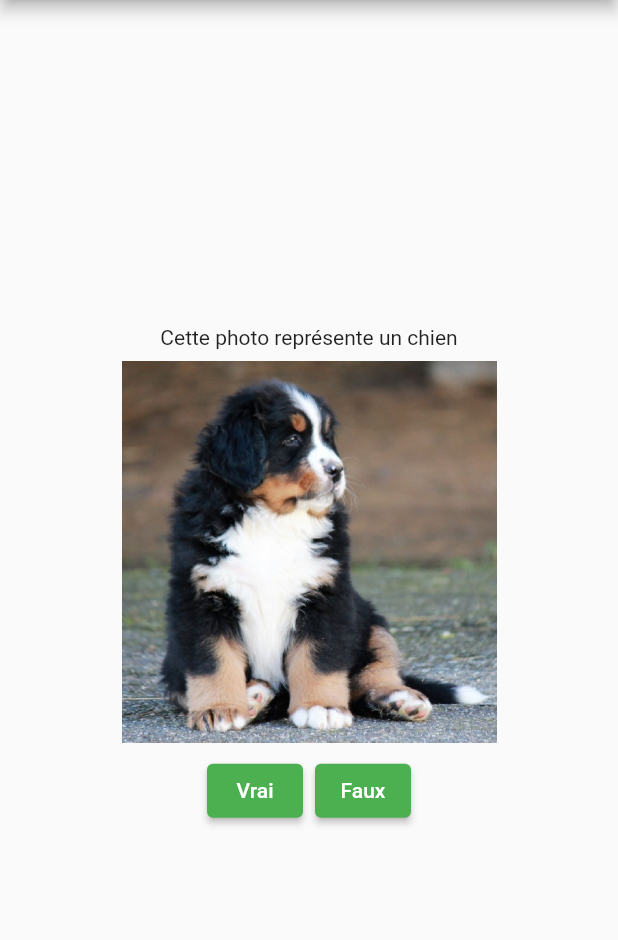
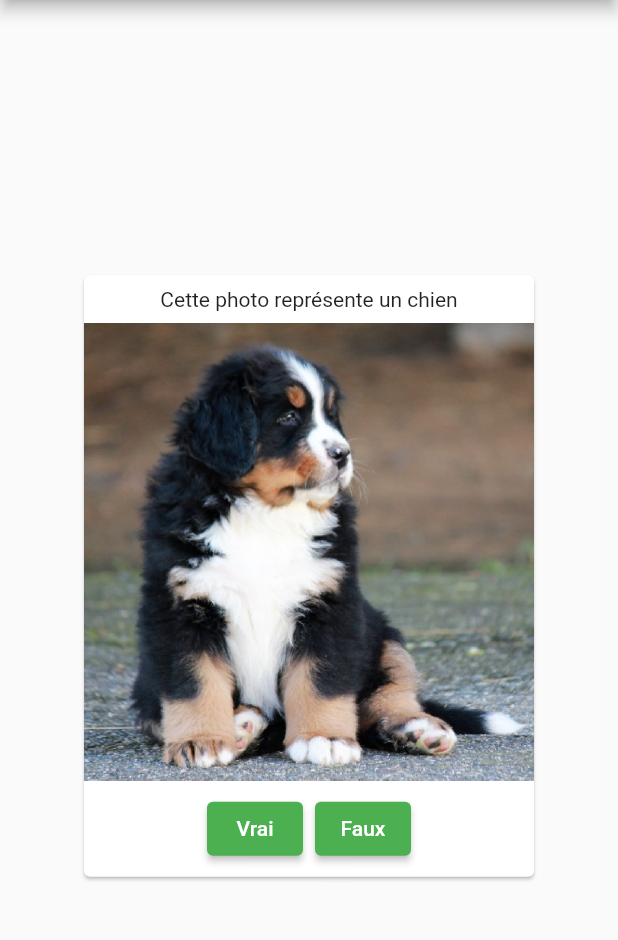
Before and after one commit to engel-arthur/flutter-tp1-interfaces-graphiques, a Flutter app: the QuizPage screen opened by its route, on a phone screen of 412 x 824 dp, the part 84-1024 px from its top. Run offline on Flutter 3.47's test engine with Material 2 defaults, Android fonts, the phone set to English and light mode, and no system bars; network calls fail.

Commit message:
Changement README, petites retouches, formatage du code

```diff
--- a/lib/quizz.dart
+++ b/lib/quizz.dart
@@ -9,15 +9,36 @@ class QuizPage extends StatefulWidget {
 
 class _QuizPageState extends State<QuizPage> {
   final questions = [
-    Question(urlImage : 'assets/images/doudou.jpg', questionText: "Cette photo représente un chien", isCorrect: true),
-    Question(urlImage : 'assets/images/algebra.jpg', questionText: "2+2 font 5", isCorrect: false),
-    Question(urlImage : 'assets/images/eiffel.jpeg', questionText: "Paris se situe en France", isCorrect: true)
+    Question(
+        urlImage: 'assets/images/doudou.jpg',
+        questionText: "Cette photo représente un chien",
+        isCorrect: true),
+    Question(
+        urlImage: 'assets/images/algebra.jpg',
+        questionText: "2+2 font 5",
+        isCorrect: false),
+    Question(
+        urlImage: 'assets/images/eiffel.jpeg',
+        questionText: "Paris se situe en France",
+        isCorrect: true)
   ];
   int questionIndex = 0;
   int score = 0;
 
+  @override
+  Widget build(BuildContext context) {
+    return Scaffold(
+        appBar: AppBar(title: const Text('Exemple')),
+        body: Column(
+          mainAxisAlignment: MainAxisAlignment.center,
+          children: [
+            getNextWidget(),
+          ],
+        ));
+  }
+
   void _onTrueFunction() {
-    if(questions[questionIndex].isCorrect) {
+    if (questions[questionIndex].isCorrect) {
       setState(() {
         score++;
       });
@@ -28,7 +49,7 @@ class _QuizPageState extends State<QuizPage> {
   }
 
   void _onFalseFunction() {
-    if(!questions[questionIndex].isCorrect) {
+    if (!questions[questionIndex].isCorrect) {
       setState(() {
         score++;
       });
@@ -39,29 +60,14 @@ class _QuizPageState extends State<QuizPage> {
   }
 
   Widget getNextWidget() {
-    if(questionIndex < questions.length) {
-      return QuestionBox(question: questions[questionIndex], onTrueFunction: _onTrueFunction, onFalseFunction: _onFalseFunction);
-    }
-    else {
+    if (questionIndex < questions.length) {
+      return QuestionBox(
+          question: questions[questionIndex],
+          onTrueFunction: _onTrueFunction,
+          onFalseFunction: _onFalseFunction);
+    } else {
       return Results(score: score);
     }
-  }
-  @override
-  Widget build(BuildContext context) {
-    return Scaffold(
-      appBar: AppBar(
-        title: const Text('Exemple')
-      ),
-      body: Padding(
-        padding: const EdgeInsets.all(8.0),
-        child: Column(
-          mainAxisAlignment: MainAxisAlignment.center,
-          children: [
-            getNextWidget(),
-          ],
-        ),
-      )
-    );
   }
 }
 
@@ -70,19 +76,32 @@ class QuestionBox extends StatelessWidget {
   final Function onTrueFunction;
   final Function onFalseFunction;
 
-  const QuestionBox({Key? key, required this.question, required this.onTrueFunction, required this.onFalseFunction}) : super(key: key);
+  const QuestionBox(
+      {Key? key,
+      required this.question,
+      required this.onTrueFunction,
+      required this.onFalseFunction})
+      : super(key: key);
 
   @override
   Widget build(BuildContext context) {
-    return Column(
+    return Center(
+      child: Row(
+        mainAxisSize: MainAxisSize.min,
         children: [
-        Padding(
-          padding: const EdgeInsets.all(8.0),
-          child: Text(question.questionText),
+          Card(
+            child: Column(
+              children: [
+                QuestionText(question: question),
+                Image.asset(question.urlImage, width: 300),
+                TrueFalseButtons(
+                    onTrueFunction: onTrueFunction,
+                    onFalseFunction: onFalseFunction)
+              ],
             ),
-        Image.asset(question.urlImage, width: 250),
-        TrueFalseButtons(onTrueFunction: onTrueFunction, onFalseFunction: onFalseFunction)
+          ),
         ],
+      ),
     );
   }
 }
@@ -92,14 +111,36 @@ class Question {
   String questionText;
   bool isCorrect;
 
-    Question({required this.urlImage, required this.questionText, required this.isCorrect});
+  Question(
+      {required this.urlImage,
+      required this.questionText,
+      required this.isCorrect});
+}
+
+class QuestionText extends StatelessWidget {
+  const QuestionText({
+    Key? key,
+    required this.question,
+  }) : super(key: key);
+
+  final Question question;
+
+  @override
+  Widget build(BuildContext context) {
+    return Padding(
+      padding: const EdgeInsets.all(8.0),
+      child: Text(question.questionText),
+    );
+  }
 }
 
 class TrueFalseButtons extends StatelessWidget {
   final Function onTrueFunction;
   final Function onFalseFunction;
 
-  const TrueFalseButtons({Key? key, required this.onTrueFunction, required this.onFalseFunction}) : super(key: key);
+  const TrueFalseButtons(
+      {Key? key, required this.onTrueFunction, required this.onFalseFunction})
+      : super(key: key);
 
   @override
   Widget build(BuildContext context) {
@@ -131,10 +172,11 @@ class Results extends StatelessWidget {
   @override
   Widget build(BuildContext context) {
     return Center(
-      child: Column(
-        children: [
-          Text("Vous avez marqué $score point(s).")
-        ]
+      child: Card(
+        child: Padding(
+          padding: const EdgeInsets.all(16.0),
+          child: Column(children: [Text("Vous avez marqué $score point(s).")]),
+        ),
       ),
     );
   }
```
Also changed, not shown: lib/main.dart (+4 -3 lines), lib/profile_card.dart (+15 -11 lines), 1 other file. Lines whose indentation alone changed are shown as unchanged.
